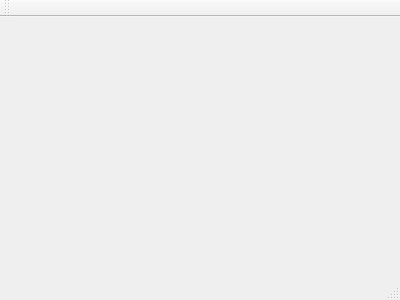
First picture: the form in 3-semester/TanksGame/Tanks/mainwindow.ui, repository kbatoev/SpbSU-Homeworks, before the edit.
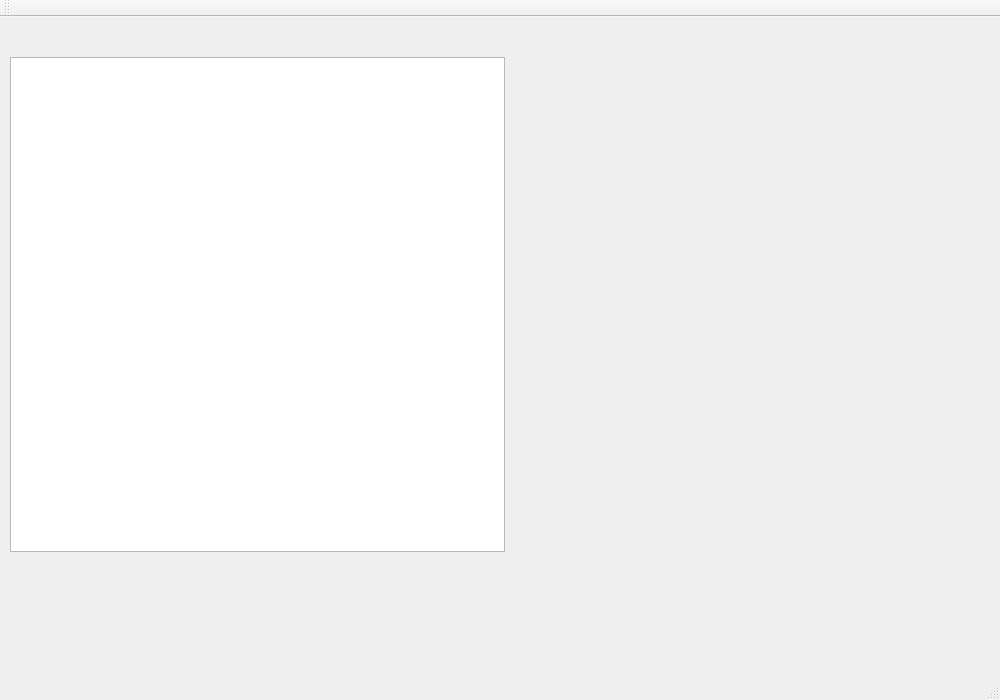
Second picture: the form after the edit.

What changed in the file:
```diff
--- a/3-semester/TanksGame/Tanks/mainwindow.ui
+++ b/3-semester/TanksGame/Tanks/mainwindow.ui
@@ -1,24 +1,55 @@
 <ui version="4.0">
  <class>MainWindow</class>
- <widget class="QMainWindow" name="MainWindow" >
-  <property name="geometry" >
+ <widget class="QMainWindow" name="MainWindow">
+  <property name="geometry">
    <rect>
     <x>0</x>
     <y>0</y>
-    <width>400</width>
-    <height>300</height>
+    <width>1000</width>
+    <height>700</height>
    </rect>
   </property>
   <property name="windowTitle" >
    <string>MainWindow</string>
   </property>
-  <widget class="QMenuBar" name="menuBar" />
-  <widget class="QToolBar" name="mainToolBar" />
-  <widget class="QWidget" name="centralWidget" />
-  <widget class="QStatusBar" name="statusBar" />
+  <widget class="QWidget" name="centralWidget">
+   <widget class="QGraphicsView" name="graphicsView">
+    <property name="geometry">
+     <rect>
+      <x>10</x>
+      <y>40</y>
+      <width>495</width>
+      <height>495</height>
+     </rect>
+    </property>
+    <property name="font">
+     <font>
+      <pointsize>11</pointsize>
+     </font>
+    </property>
+   </widget>
+  </widget>
+  <widget class="QMenuBar" name="menuBar">
+   <property name="geometry">
+    <rect>
+     <x>0</x>
+     <y>0</y>
+     <width>1000</width>
+     <height>25</height>
+    </rect>
+   </property>
+  </widget>
+  <widget class="QToolBar" name="mainToolBar">
+   <attribute name="toolBarArea">
+    <enum>TopToolBarArea</enum>
+   </attribute>
+   <attribute name="toolBarBreak">
+    <bool>false</bool>
+   </attribute>
+  </widget>
+  <widget class="QStatusBar" name="statusBar"/>
  </widget>
- <layoutDefault spacing="6" margin="11" />
- <pixmapfunction></pixmapfunction>
+ <layoutdefault spacing="6" margin="11"/>
  <resources/>
  <connections/>
 </ui>
```
Left out of the diff: 3 changed lines with no effect on the pictures.
